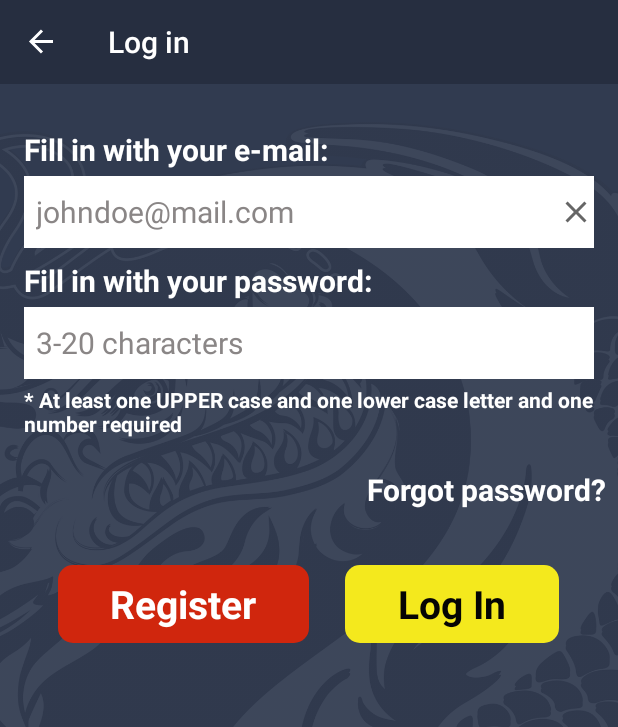
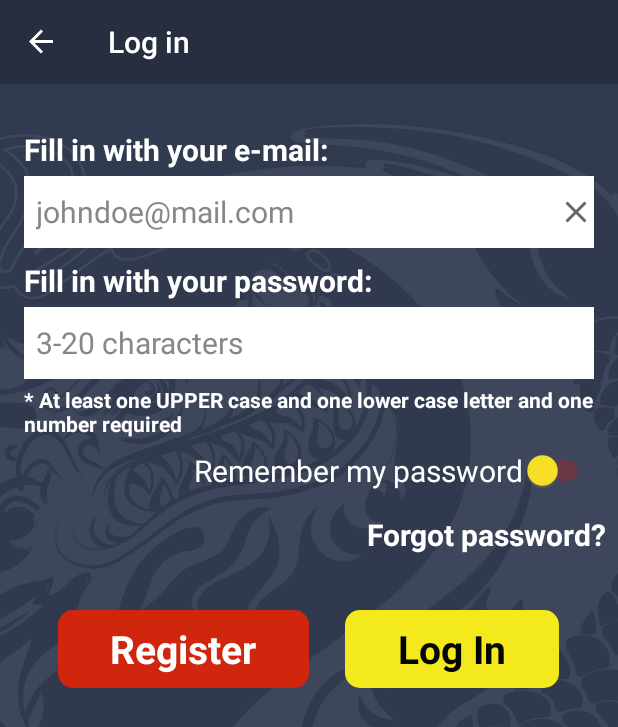
Before and after one commit to dgmieth/kungfuBBQ_androidApp, an Android app: the LoginFragment screen opened through its navigation route, on a phone screen of 412 x 824 dp. Shown: the top 727 px of the screen. Run offline under Robolectric (Android 15) with nearby library versions, the phone set to English and light mode, and no system bars; our stand-ins replace Room's generated code, RxJava, navigation-ui; libraries missing offline, so code that uses them is left out: com.kizitonwose.calendarview; Roboto replaces fonts that are not available here; 7 statements that could not run were skipped.

Commit message:
versionCode 21 - remember my password option added

```diff
--- a/app/build.gradle
+++ b/app/build.gradle
@@ -21,7 +21,7 @@ android {
         applicationId "me.dgmieth.kungfubbq"
         minSdk 24
         targetSdk 30
-        versionCode 20
+        versionCode 21
         //version "1.0" -> using kotlin synthetics
         //versionName "1.1" -> using viewBiding
         //versionName "1.2" -> skipped
@@ -42,7 +42,8 @@ android {
         //versionName "2.7" // correct month in credit card and added box meal and FIFO meals
         //versionName "2.8" // backgrounds, other ui details, button arrangement
         //versionName "2.9" // calendarView background change, calendarCtrl handling zero length result error
-        versionName "3.0" // selected date on calendar remains selected, venue and end times
+        //versionName "3.0" // selected date on calendar remains selected, venue and end times
+        versionName "3.1" // remember my password inserted
         testInstrumentationRunner "androidx.test.runner.AndroidJUnitRunner"
     }
 
--- a/app/src/main/java/me/dgmieth/kungfubbq/datatabase/room/KungfuBBQRoomDAO.kt
+++ b/app/src/main/java/me/dgmieth/kungfubbq/datatabase/room/KungfuBBQRoomDAO.kt
@@ -25,7 +25,15 @@ interface KungfuBBQRoomDAO {
             "           SET ${UserDB.TOKEN} = :newToken" +
             "       WHERE ${UserDB.USER_ID} = :userId")
     fun updateUserToken(userId:Int,newToken:String):Completable
-
+    //REMEBER ME INFORMATION
+    @Insert(onConflict = OnConflictStrategy.REPLACE)
+    fun insertRememberMe(data:RememberMeInfo):Completable
+    @Transaction
+    @Query("DELETE FROM ${RememberMeInfo.TABLE_NAME}")
+    fun deleteRememberMe():Completable
+    @Transaction
+    @Query("Select * FROM ${RememberMeInfo.TABLE_NAME}")
+    fun getRememberMe():Single<RememberMeInfo>
     //COOKING DATE, DISHES and ORDERS
     @Transaction
     @Query("DELETE FROM ${CookingDateDB.TABLE_NAME}")
--- a/app/src/main/java/me/dgmieth/kungfubbq/datatabase/room/KungfuBBQRoomDatabase.kt
+++ b/app/src/main/java/me/dgmieth/kungfubbq/datatabase/room/KungfuBBQRoomDatabase.kt
@@ -9,10 +9,12 @@ import me.dgmieth.kungfubbq.datatabase.roomEntities.*
 //const val DB_VERSION = 2 //added fifo to OrderDB abd cookingDateDB
 //const val DB_VERSION = 3 //added tipAmount to OrderDB
 //const val DB_VERSION = 4 //added cookingDateAmPm to OrderDB
-const val DB_VERSION = 5 //added venue, endTime, cookingDateEndAmPm
+//const val DB_VERSION = 5 //added venue, endTime, cookingDateEndAmPm
+const val DB_VERSION = 8 //added RememberMe
+
 const val DB_NAME = "kungfuBBQapp.db"
 
-@Database(entities = [UserDB::class,SocialMediaInfo::class,
+@Database(entities = [UserDB::class,RememberMeInfo::class,SocialMediaInfo::class,
                     CookingDateDB::class,CookingDateDishesDB::class,
                      OrderDB::class,OrderDishesDB::class],version = DB_VERSION)
 abstract class KungfuBBQRoomDatabase:RoomDatabase() {
--- a/app/src/main/res/layout/fragment_login.xml
+++ b/app/src/main/res/layout/fragment_login.xml
@@ -93,24 +93,6 @@
         app:layout_constraintTop_toBottomOf="@+id/loginPasswordLbl" />
 
     <TextView
-        android:id="@+id/loginResetPassword"
-        android:layout_width="0dp"
-        android:layout_height="48dp"
-        android:layout_marginStart="8dp"
-        android:layout_marginTop="60dp"
-        android:layout_marginEnd="8dp"
-        android:fontFamily="@font/palatino"
-        android:text="@string/textview_login_forgot_password"
-        android:textAlignment="viewEnd"
-        android:textColor="@color/white"
-        android:textSize="@dimen/global_textsize"
-        android:textStyle="bold"
-        android:typeface="normal"
-        app:layout_constraintEnd_toEndOf="parent"
-        app:layout_constraintStart_toStartOf="parent"
-        app:layout_constraintTop_toBottomOf="@+id/loginPassword" />
-
-    <TextView
         android:id="@+id/loginHintPassword"
         android:layout_width="0dp"
         android:layout_height="wrap_content"
@@ -125,6 +107,48 @@
         app:layout_constraintEnd_toEndOf="parent"
         app:layout_constraintStart_toStartOf="parent"
         app:layout_constraintTop_toBottomOf="@+id/loginPassword" />
+
+    <Switch
+        android:id="@+id/rememberMe"
+        android:layout_width="0dp"
+        android:layout_height="@dimen/btn_text_size"
+        android:layout_marginStart="16dp"
+        android:layout_marginTop="8dp"
+        android:layout_marginEnd="16dp"
+        android:fontFamily="@font/palatino"
+        android:showText="true"
+        android:splitTrack="true"
+        android:text="@string/remember_password"
+        android:textAlignment="viewEnd"
+        android:textColor="@color/fontColor"
+        android:textOff="@string/switch_off"
+        android:textOn="on"
+        android:textSize="@dimen/global_textsize"
+        android:thumbTint="@color/i_yellow"
+        android:thumbTintMode="src_in"
+        android:trackTint="@color/i_reda"
+        app:layout_constraintEnd_toEndOf="parent"
+        app:layout_constraintStart_toStartOf="parent"
+        app:layout_constraintTop_toBottomOf="@+id/loginHintPassword"
+        tools:ignore="TouchTargetSizeCheck" />
+
+    <TextView
+        android:id="@+id/loginResetPassword"
+        android:layout_width="0dp"
+        android:layout_height="48dp"
+        android:layout_marginStart="8dp"
+        android:layout_marginTop="15dp"
+        android:layout_marginEnd="8dp"
+        android:fontFamily="@font/palatino"
+        android:text="@string/textview_login_forgot_password"
+        android:textAlignment="viewEnd"
+        android:textColor="@color/white"
+        android:textSize="@dimen/global_textsize"
+        android:textStyle="bold"
+        android:typeface="normal"
+        app:layout_constraintEnd_toEndOf="parent"
+        app:layout_constraintStart_toStartOf="parent"
+        app:layout_constraintTop_toBottomOf="@+id/rememberMe" />
 
     <LinearLayout
         android:id="@+id/registerBtnView"
--- a/app/src/main/res/values/strings.xml
+++ b/app/src/main/res/values/strings.xml
@@ -96,4 +96,6 @@
     <string name="tip_amount_label">Tip amount:</string>
     <string name="payment_options">Payment options</string>
     <string name="payment_options_text">How would you like to pay your order?</string>
+    <string name="remember_password">Remember my password</string>
+    <string name="switch_off"></string>
 </resources>
```
Also changed, not shown: app/src/main/java/me/dgmieth/kungfubbq/LoginFragment.kt (+21 -0 lines), app/src/main/java/me/dgmieth/kungfubbq/datatabase/room/RoomViewModel.kt (+50 -1 lines), app/src/main/java/me/dgmieth/kungfubbq/datatabase/roomEntities/RememberMeInfo.kt (added, +17 -0 lines).
